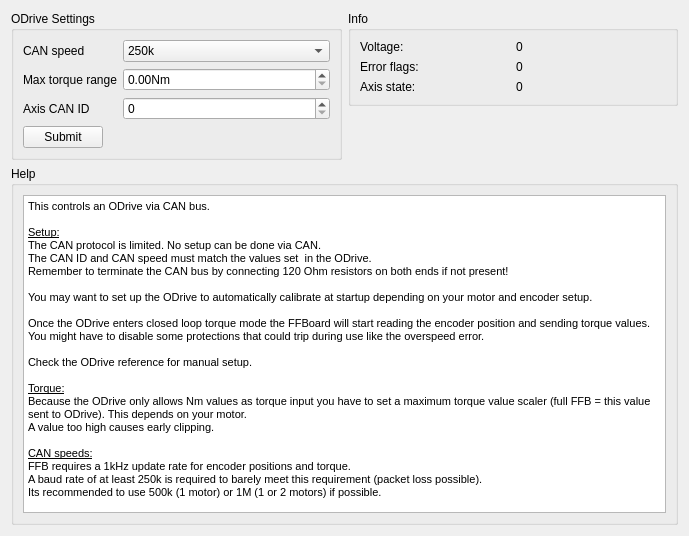
Ultrawipf/OpenFFBoard-configurator, file res/odrive.ui: the form before one commit.
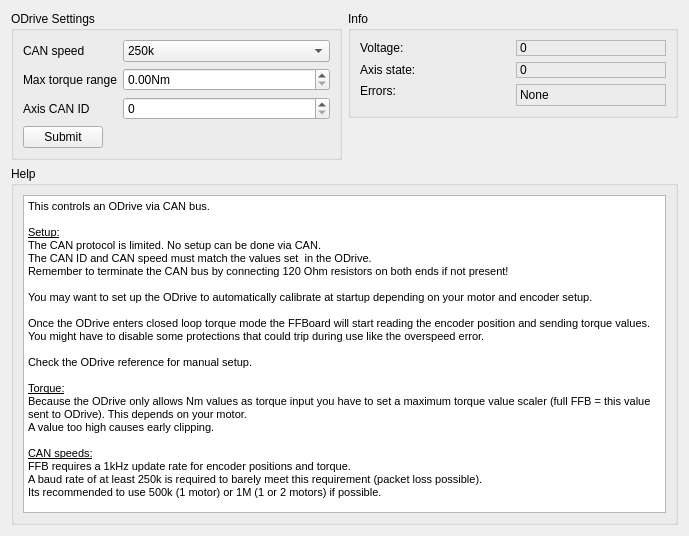
The form after the commit.

Commit message: Odrive errors as text

What changed in the file:
```diff
--- a/res/odrive.ui
+++ b/res/odrive.ui
@@ -26,6 +26,13 @@
       <string>Info</string>
      </property>
      <layout class="QGridLayout" name="gridLayout_2">
+      <item row="1" column="0">
+       <widget class="QLabel" name="label_4">
+        <property name="text">
+         <string>Axis state:</string>
+        </property>
+       </widget>
+      </item>
       <item row="0" column="0">
        <widget class="QLabel" name="label_6">
         <property name="text">
@@ -33,22 +40,11 @@
         </property>
        </widget>
       </item>
-      <item row="2" column="0">
-       <widget class="QLabel" name="label_4">
-        <property name="text">
-         <string>Axis state:</string>
-        </property>
-       </widget>
-      </item>
-      <item row="1" column="0">
-       <widget class="QLabel" name="label_3">
-        <property name="text">
-         <string>Error flags:</string>
-        </property>
-       </widget>
-      </item>
       <item row="1" column="1">
-       <widget class="QLabel" name="label_errors">
+       <widget class="QLabel" name="label_state">
+        <property name="frameShape">
+         <enum>QFrame::StyledPanel</enum>
+        </property>
         <property name="text">
          <string>0</string>
         </property>
@@ -56,15 +52,34 @@
       </item>
       <item row="0" column="1">
        <widget class="QLabel" name="label_voltage">
+        <property name="frameShape">
+         <enum>QFrame::StyledPanel</enum>
+        </property>
         <property name="text">
          <string>0</string>
         </property>
        </widget>
       </item>
+      <item row="2" column="0">
+       <widget class="QLabel" name="label_7">
+        <property name="text">
+         <string>Errors:</string>
+        </property>
+        <property name="alignment">
+         <set>Qt::AlignLeading|Qt::AlignLeft|Qt::AlignTop</set>
+        </property>
+       </widget>
+      </item>
       <item row="2" column="1">
-       <widget class="QLabel" name="label_state">
+       <widget class="QLabel" name="label_errornames">
+        <property name="frameShape">
+         <enum>QFrame::StyledPanel</enum>
+        </property>
         <property name="text">
-         <string>0</string>
+         <string>None</string>
+        </property>
+        <property name="alignment">
+         <set>Qt::AlignBottom|Qt::AlignLeading|Qt::AlignLeft</set>
         </property>
        </widget>
       </item>
@@ -138,8 +153,8 @@
      </property>
      <property name="sizeHint" stdset="0">
       <size>
-       <width>20</width>
-       <height>40</height>
+       <width>0</width>
+       <height>0</height>
       </size>
      </property>
     </spacer>
```
The commit also changes 2 other files.
